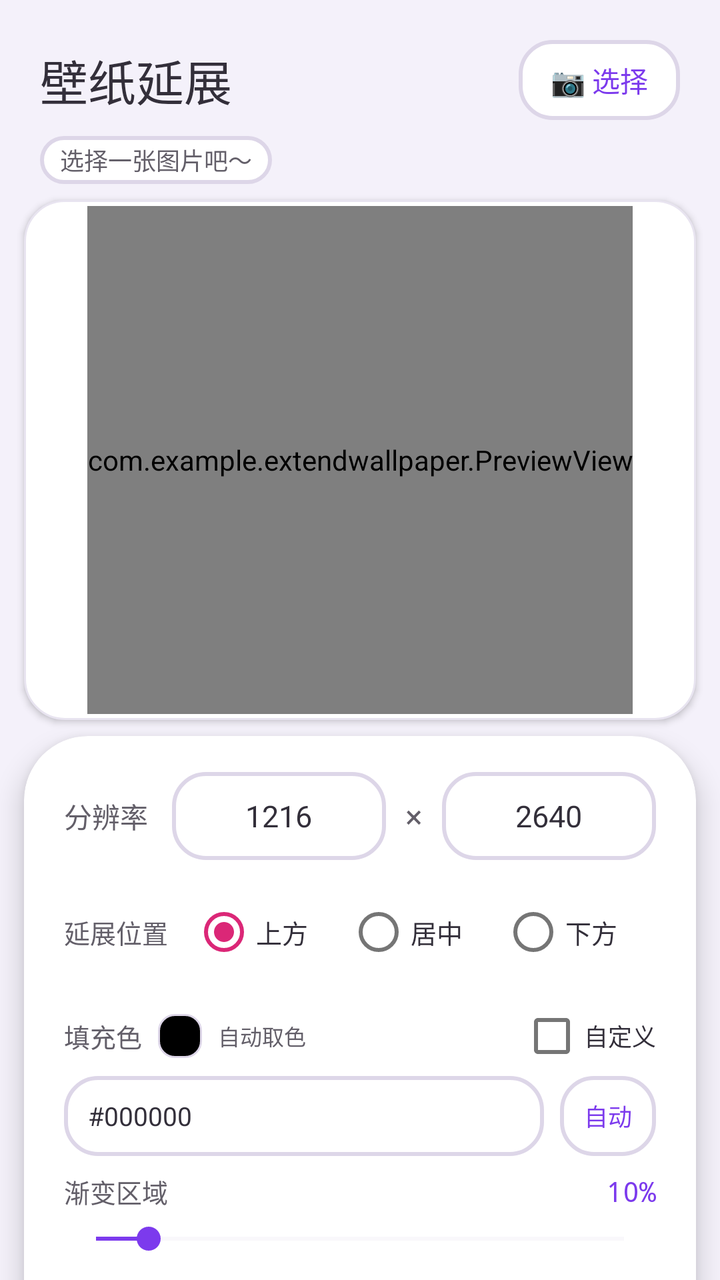
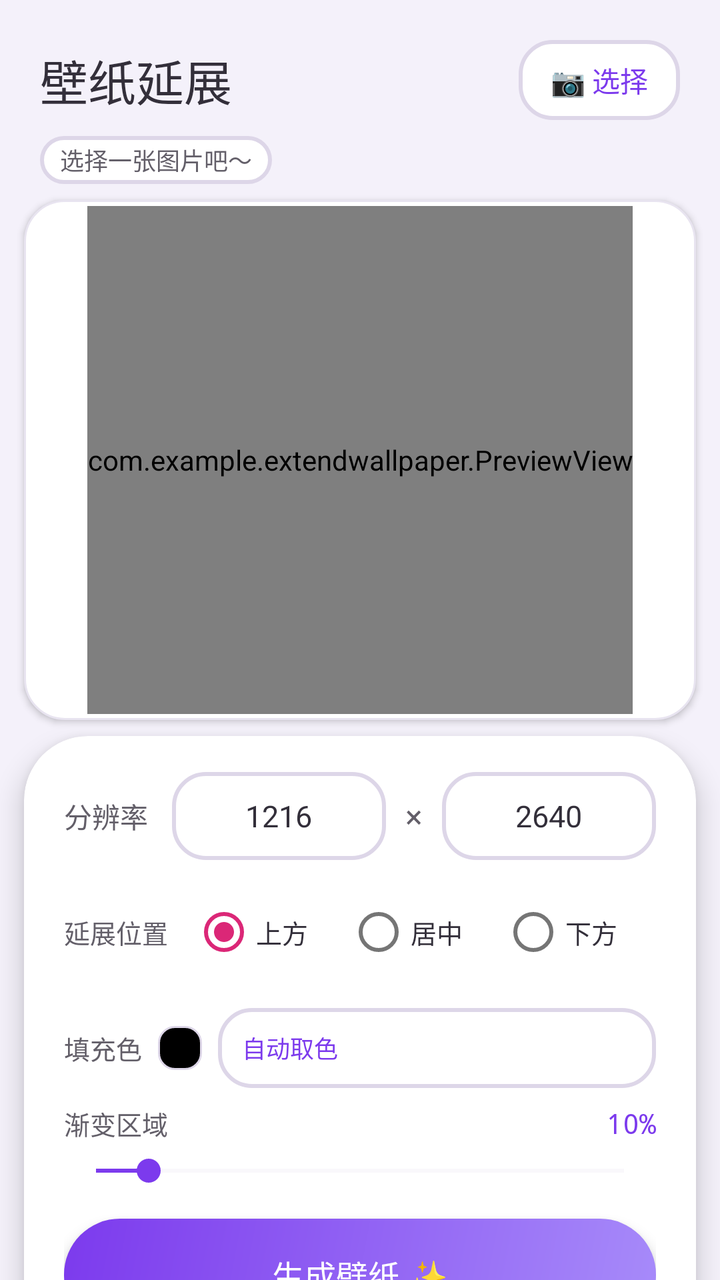

Screens rendered from an Android XML layout before and after an edit, with the pre-edit source and the edit as a unified diff.
<!-- AndroidManifest.xml: application theme Theme.ExtendWallpaper -->
<!-- res/layout/activity_main.xml -->
<?xml version="1.0" encoding="utf-8"?>
<androidx.core.widget.NestedScrollView xmlns:android="http://schemas.android.com/apk/res/android"
    xmlns:app="http://schemas.android.com/apk/res-auto"
    android:layout_width="match_parent"
    android:layout_height="match_parent"
    android:background="@color/bg"
    android:fillViewport="true"
    android:fitsSystemWindows="true"
    android:clipToPadding="false"
    android:paddingBottom="12dp">

    <LinearLayout
        android:layout_width="match_parent"
        android:layout_height="wrap_content"
        android:orientation="vertical">

        
        <LinearLayout
            android:layout_width="match_parent"
            android:layout_height="56dp"
            android:gravity="center_vertical"
            android:paddingHorizontal="20dp"
            android:layout_marginTop="12dp">

            <TextView
                android:layout_width="0dp"
                android:layout_weight="1"
                android:layout_height="wrap_content"
                android:text="壁纸延展"
                android:textSize="24sp"
                android:textColor="@color/text_primary"
                android:fontFamily="sans-serif-medium" />

            <TextView
                android:id="@+id/btnPickImage"
                android:layout_width="wrap_content"
                android:layout_height="40dp"
                android:gravity="center"
                android:paddingHorizontal="16dp"
                android:text="📷 选择"
                android:textSize="14sp"
                android:textColor="@color/accent_primary"
                android:background="@drawable/input_field_bg"
                android:clickable="true"
                android:focusable="true" />
        </LinearLayout>

        <TextView
            android:id="@+id/tvImageInfo"
            android:layout_width="wrap_content"
            android:layout_height="24dp"
            android:layout_marginStart="20dp"
            android:layout_marginBottom="4dp"
            android:gravity="center_vertical"
            android:text="选择一张图片吧～"
            android:textSize="12sp"
            android:textColor="@color/text_muted"
            android:paddingHorizontal="10dp"
            android:background="@drawable/input_field_bg" />

        
        <FrameLayout
            android:layout_width="match_parent"
            android:layout_height="260dp"
            android:layout_marginHorizontal="12dp"
            android:layout_marginTop="4dp"
            android:layout_marginBottom="8dp"
            android:background="@drawable/preview_frame"
            android:elevation="2dp"
            android:gravity="center">

            <com.example.extendwallpaper.PreviewView
                android:id="@+id/previewView"
                android:layout_width="wrap_content"
                android:layout_height="match_parent"
                android:layout_gravity="center"
                android:layout_margin="3dp" />
        </FrameLayout>

        
        <androidx.cardview.widget.CardView
            android:layout_width="match_parent"
            android:layout_height="wrap_content"
            android:layout_marginHorizontal="12dp"
            android:layout_marginBottom="12dp"
            app:cardCornerRadius="32dp"
            app:cardElevation="8dp"
            app:cardBackgroundColor="@color/surface"
            android:clipChildren="false">

            <LinearLayout
                android:layout_width="match_parent"
                android:layout_height="wrap_content"
                android:orientation="vertical"
                android:paddingHorizontal="20dp"
                android:paddingTop="16dp"
                android:paddingBottom="20dp">

                <LinearLayout
                    android:layout_width="match_parent"
                    android:layout_height="48dp"
                    android:orientation="horizontal"
                    android:gravity="center_vertical"
                    android:layout_marginBottom="14dp">

                    <TextView
                        android:layout_width="wrap_content"
                        android:layout_height="wrap_content"
                        android:text="分辨率"
                        android:textSize="14sp"
                        android:textColor="@color/text_muted"
                        android:layout_marginEnd="12dp" />

                    <EditText
                        android:id="@+id/etPhoneWidth"
                        android:layout_width="0dp"
                        android:layout_weight="1"
                        android:layout_height="44dp"
                        android:inputType="number"
                        android:text="1216"
                        android:textColor="@color/text_primary"
                        android:textColorHint="#C4BFD0"
                        android:textSize="15sp"
                        android:gravity="center"
                        android:background="@drawable/input_field_bg" />

                    <TextView
                        android:layout_width="28dp"
                        android:layout_height="44dp"
                        android:gravity="center"
                        android:text="×"
                        android:textSize="16sp"
                        android:textColor="@color/text_muted" />

                    <EditText
                        android:id="@+id/etPhoneHeight"
                        android:layout_width="0dp"
                        android:layout_weight="1"
                        android:layout_height="44dp"
                        android:inputType="number"
                        android:text="2640"
                        android:textColor="@color/text_primary"
                        android:textColorHint="#C4BFD0"
                        android:textSize="15sp"
                        android:gravity="center"
                        android:background="@drawable/input_field_bg" />
                </LinearLayout>

                
                <LinearLayout
                    android:layout_width="match_parent"
                    android:layout_height="40dp"
                    android:orientation="horizontal"
                    android:gravity="center_vertical"
                    android:layout_marginBottom="8dp">

                    <TextView
                        android:layout_width="wrap_content"
                        android:layout_height="wrap_content"
                        android:text="延展位置"
                        android:textSize="13sp"
                        android:textColor="@color/text_muted"
                        android:layout_marginEnd="12dp" />

                    <RadioGroup
                        android:id="@+id/rgPosition"
                        android:layout_width="0dp"
                        android:layout_weight="1"
                        android:layout_height="wrap_content"
                        android:orientation="horizontal">

                        <RadioButton
                            android:id="@+id/rbTop"
                            android:layout_width="0dp"
                            android:layout_weight="1"
                            android:layout_height="wrap_content"
                            android:text="上方"
                            android:textSize="13sp"
                            android:textColor="@color/text_primary"
                            android:checked="true" />

                        <RadioButton
                            android:id="@+id/rbCenter"
                            android:layout_width="0dp"
                            android:layout_weight="1"
                            android:layout_height="wrap_content"
                            android:text="居中"
                            android:textSize="13sp"
                            android:textColor="@color/text_primary" />

                        <RadioButton
                            android:id="@+id/rbBottom"
                            android:layout_width="0dp"
                            android:layout_weight="1"
                            android:layout_height="wrap_content"
                            android:text="下方"
                            android:textSize="13sp"
                            android:textColor="@color/text_primary" />
                    </RadioGroup>
                </LinearLayout>

                <CheckBox
                    android:id="@+id/cbSameColor"
                    android:layout_width="wrap_content"
                    android:layout_height="wrap_content"
                    android:text="上下同色"
                    android:textSize="12sp"
                    android:textColor="@color/text_muted"
                    android:layout_marginTop="4dp"
                    android:visibility="gone" />

                
                <LinearLayout
                    android:layout_width="match_parent"
                    android:layout_height="wrap_content"
                    android:layout_marginTop="6dp"
                    android:orientation="vertical">

                    <LinearLayout
                        android:layout_width="match_parent"
                        android:layout_height="36dp"
                        android:gravity="center_vertical">

                        <TextView
                            android:layout_width="wrap_content"
                            android:layout_height="wrap_content"
                            android:text="填充色"
                            android:textSize="13sp"
                            android:textColor="@color/text_muted"
                            android:layout_marginEnd="8dp" />

                        <View
                            android:id="@+id/vColorSwatch"
                            android:layout_width="22dp"
                            android:layout_height="22dp"
                            android:layout_marginEnd="8dp"
                            android:background="@drawable/color_swatch" />

                        <TextView
                            android:id="@+id/tvAutoColor"
                            android:layout_width="0dp"
                            android:layout_weight="1"
                            android:layout_height="wrap_content"
                            android:text="自动取色"
                            android:textSize="11sp"
                            android:textColor="@color/text_muted" />

                        <CheckBox
                            android:id="@+id/cbCustomColor"
                            android:layout_width="wrap_content"
                            android:layout_height="wrap_content"
                            android:text="自定义"
                            android:textSize="12sp"
                            android:textColor="@color/text_primary" />
                    </LinearLayout>

                    <LinearLayout
                        android:layout_width="match_parent"
                        android:layout_height="44dp"
                        android:gravity="center_vertical"
                        android:orientation="horizontal">

                        <EditText
                            android:id="@+id/etFillColor"
                            android:layout_width="0dp"
                            android:layout_height="40dp"
                            android:layout_weight="1"
                            android:enabled="false"
                            android:hint="#RRGGBB"
                            android:inputType="textCapCharacters"
                            android:maxLength="7"
                            android:paddingHorizontal="12dp"
                            android:text="#000000"
                            android:textColor="@color/text_primary"
                            android:textSize="13sp"
                            android:background="@drawable/input_field_bg" />

                        <TextView
                            android:id="@+id/btnAutoColor"
                            android:layout_width="wrap_content"
                            android:layout_height="40dp"
                            android:layout_marginStart="8dp"
                            android:gravity="center"
                            android:paddingHorizontal="12dp"
                            android:text="自动"
                            android:textSize="12sp"
                            android:textColor="@color/accent_primary"
                            android:background="@drawable/input_field_bg"
                            android:clickable="true"
                            android:focusable="true" />
                    </LinearLayout>
                </LinearLayout>

                <LinearLayout
                    android:layout_width="match_parent"
                    android:layout_height="wrap_content"
                    android:gravity="center_vertical"
                    android:layout_marginTop="6dp"
                    android:layout_marginBottom="2dp">

                    <TextView
                        android:layout_width="0dp"
                        android:layout_weight="1"
                        android:layout_height="wrap_content"
                        android:text="渐变区域"
                        android:textSize="13sp"
                        android:textColor="@color/text_muted" />

                    <TextView
                        android:id="@+id/tvModifyZone"
                        android:layout_width="wrap_content"
                        android:layout_height="wrap_content"
                        android:text="10%"
                        android:textSize="14sp"
                        android:textColor="@color/accent_primary"
                        android:fontFamily="monospace" />
                </LinearLayout>

                <SeekBar
                    android:id="@+id/sbModifyZone"
                    android:layout_width="match_parent"
                    android:layout_height="24dp"
                    android:max="100"
                    android:progress="10"
                    android:thumbTint="@color/accent_primary"
                    android:progressTint="@color/accent_primary"
                    android:progressBackgroundTint="#E8E4F0"
                    android:layout_marginBottom="12dp" />

                <LinearLayout
                    android:id="@+id/btnGenerate"
                    android:layout_width="match_parent"
                    android:layout_height="56dp"
                    android:gravity="center"
                    android:background="@drawable/btn_primary"
                    android:clickable="true"
                    android:focusable="true"
                    android:elevation="4dp">

                    <ProgressBar
                        android:id="@+id/progressBar"
                        android:layout_width="20dp"
                        android:layout_height="20dp"
                        android:layout_marginEnd="8dp"
                        android:visibility="gone"
                        android:indeterminateTint="@color/text_on_primary" />

                    <TextView
                        android:layout_width="wrap_content"
                        android:layout_height="wrap_content"
                        android:text="生成壁纸 ✨"
                        android:textSize="16sp"
                        android:textColor="@color/text_on_primary"
                        android:fontFamily="sans-serif-medium" />
                </LinearLayout>

                <TextView
                    android:id="@+id/tvResult"
                    android:layout_width="match_parent"
                    android:layout_height="wrap_content"
                    android:layout_marginTop="6dp"
                    android:textSize="11sp"
                    android:textColor="@color/text_muted"
                    android:gravity="center" />
            </LinearLayout>
        </androidx.cardview.widget.CardView>
    </LinearLayout>
</androidx.core.widget.NestedScrollView>
<!-- resources referenced by this layout -->
<resources>
  <color name="accent_primary">#7C3AED</color>
  <color name="bg">#F4F1FA</color>
  <color name="surface">#FFFFFF</color>
  <color name="text_muted">#635F69</color>
  <color name="text_on_primary">#FFFFFF</color>
  <color name="text_primary">#332F3A</color>
  <!-- drawable btn_primary (drawable) -->
  <?xml version="1.0" encoding="utf-8"?>
  <shape xmlns:android="http://schemas.android.com/apk/res/android">
      <gradient android:startColor="#A78BFA" android:endColor="#7C3AED" android:angle="135" />
      <corners android:radius="28dp" />
  </shape>
  <!-- drawable color_swatch (drawable) -->
  <?xml version="1.0" encoding="utf-8"?>
  <shape xmlns:android="http://schemas.android.com/apk/res/android" android:shape="rectangle">
      <corners android:radius="8dp" />
      <solid android:color="#000000" />
      <stroke android:width="1dp" android:color="@color/border" />
  </shape>
  <!-- drawable input_field_bg (drawable) -->
  <?xml version="1.0" encoding="utf-8"?>
  <shape xmlns:android="http://schemas.android.com/apk/res/android">
      <solid android:color="#FFFFFF" />
      <corners android:radius="16dp" />
      <stroke android:width="2dp" android:color="#DDD6E8" />
  </shape>
  <!-- drawable preview_frame (drawable) -->
  <?xml version="1.0" encoding="utf-8"?>
  <shape xmlns:android="http://schemas.android.com/apk/res/android">
      <solid android:color="@color/surface" />
      <corners android:radius="20dp" />
      <stroke android:width="1dp" android:color="#E8E4F0" />
  </shape>
  <style name="Theme.ExtendWallpaper" parent="Theme.MaterialComponents.Light.NoActionBar">
          <item name="colorPrimary">@color/accent_primary</item>
          <item name="colorPrimaryVariant">@color/accent_light</item>
          <item name="colorOnPrimary">@color/text_on_primary</item>
          <item name="colorSecondary">@color/accent_secondary</item>
          <item name="android:statusBarColor">@color/bg</item>
          <item name="android:navigationBarColor">@color/surface</item>
      </style>
  <color name="border">#DDD6E8</color>
  <color name="accent_light">#A78BFA</color>
  <color name="accent_secondary">#DB2777</color>
</resources>

<!-- the commit's change to res/layout/activity_main.xml (unified diff, before → after) -->
@@ -212,83 +212,40 @@
                 
                 <LinearLayout
                     android:layout_width="match_parent"
-                    android:layout_height="wrap_content"
-                    android:layout_marginTop="6dp"
-                    android:orientation="vertical">
-
-                    <LinearLayout
-                        android:layout_width="match_parent"
-                        android:layout_height="36dp"
-                        android:gravity="center_vertical">
-
-                        <TextView
-                            android:layout_width="wrap_content"
-                            android:layout_height="wrap_content"
-                            android:text="填充色"
-                            android:textSize="13sp"
-                            android:textColor="@color/text_muted"
-                            android:layout_marginEnd="8dp" />
-
-                        <View
-                            android:id="@+id/vColorSwatch"
-                            android:layout_width="22dp"
-                            android:layout_height="22dp"
-                            android:layout_marginEnd="8dp"
-                            android:background="@drawable/color_swatch" />
-
-                        <TextView
-                            android:id="@+id/tvAutoColor"
-                            android:layout_width="0dp"
-                            android:layout_weight="1"
-                            android:layout_height="wrap_content"
-                            android:text="自动取色"
-                            android:textSize="11sp"
-                            android:textColor="@color/text_muted" />
-
-                        <CheckBox
-                            android:id="@+id/cbCustomColor"
-                            android:layout_width="wrap_content"
-                            android:layout_height="wrap_content"
-                            android:text="自定义"
-                            android:textSize="12sp"
-                            android:textColor="@color/text_primary" />
-                    </LinearLayout>
-
-                    <LinearLayout
-                        android:layout_width="match_parent"
-                        android:layout_height="44dp"
+                    android:layout_height="44dp"
+                    android:layout_marginTop="8dp"
+                    android:gravity="center_vertical"
+                    android:orientation="horizontal">
+
+                    <TextView
+                        android:layout_width="wrap_content"
+                        android:layout_height="wrap_content"
+                        android:text="填充色"
+                        android:textSize="13sp"
+                        android:textColor="@color/text_muted"
+                        android:layout_marginEnd="8dp" />
+
+                    <View
+                        android:id="@+id/vColorSwatch"
+                        android:layout_width="22dp"
+                        android:layout_height="22dp"
+                        android:layout_marginEnd="8dp"
+                        android:background="@drawable/color_swatch" />
+
+                    <TextView
+                        android:id="@+id/tvColorMode"
+                        android:layout_width="0dp"
+                        android:layout_weight="1"
+                        android:layout_height="40dp"
                         android:gravity="center_vertical"
-                        android:orientation="horizontal">
-
-                        <EditText
-                            android:id="@+id/etFillColor"
-                            android:layout_width="0dp"
-                            android:layout_height="40dp"
-                            android:layout_weight="1"
-                            android:enabled="false"
-                            android:hint="#RRGGBB"
-                            android:inputType="textCapCharacters"
-                            android:maxLength="7"
-                            android:paddingHorizontal="12dp"
-                            android:text="#000000"
-                            android:textColor="@color/text_primary"
-                            android:textSize="13sp"
-                            android:background="@drawable/input_field_bg" />
-
-                        <TextView
-                            android:id="@+id/btnAutoColor"
-                            android:layout_width="wrap_content"
-                            android:layout_height="40dp"
-                            android:layout_marginStart="8dp"
-                            android:gravity="center"
-                            android:paddingHorizontal="12dp"
-                            android:text="自动"
-                            android:textSize="12sp"
-                            android:textColor="@color/accent_primary"
-                            android:background="@drawable/input_field_bg"
-                            android:clickable="true"
-                            android:focusable="true" />
-                    </LinearLayout>
+                        android:paddingHorizontal="12dp"
+                        android:text="自动取色"
+                        android:textSize="12sp"
+                        android:textColor="@color/accent_primary"
+                        android:background="@drawable/input_field_bg"
+                        android:clickable="true"
+                        android:focusable="true"
+                        android:contentDescription="打开填充颜色选择" />
                 </LinearLayout>
 
                 <LinearLayout
